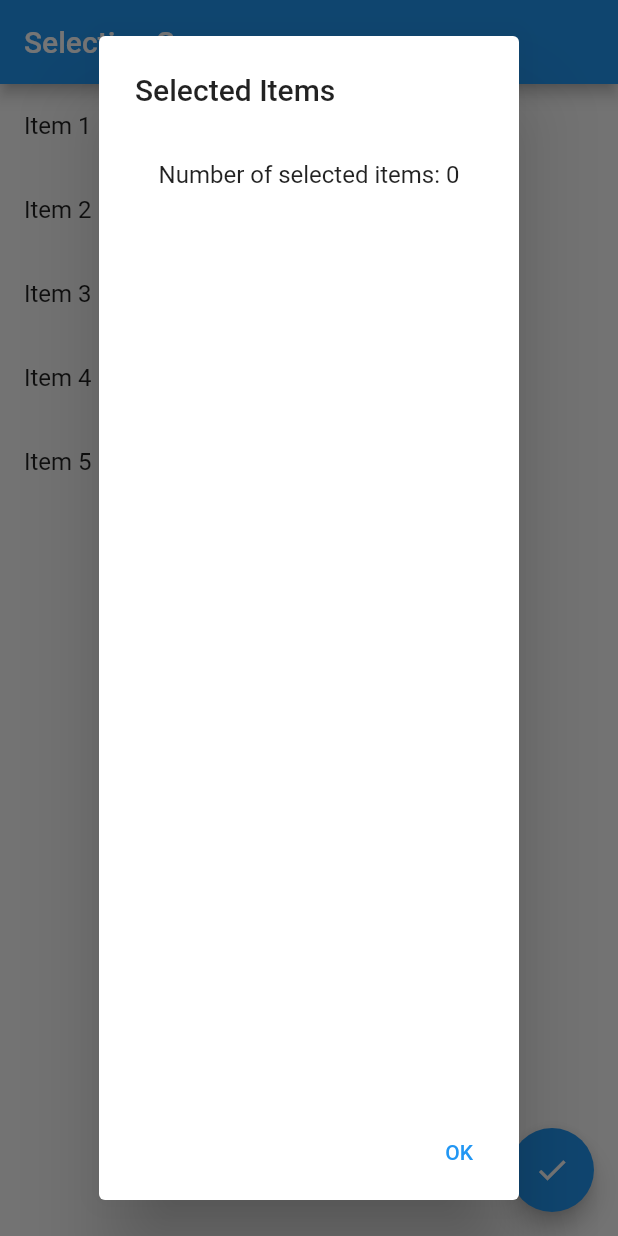
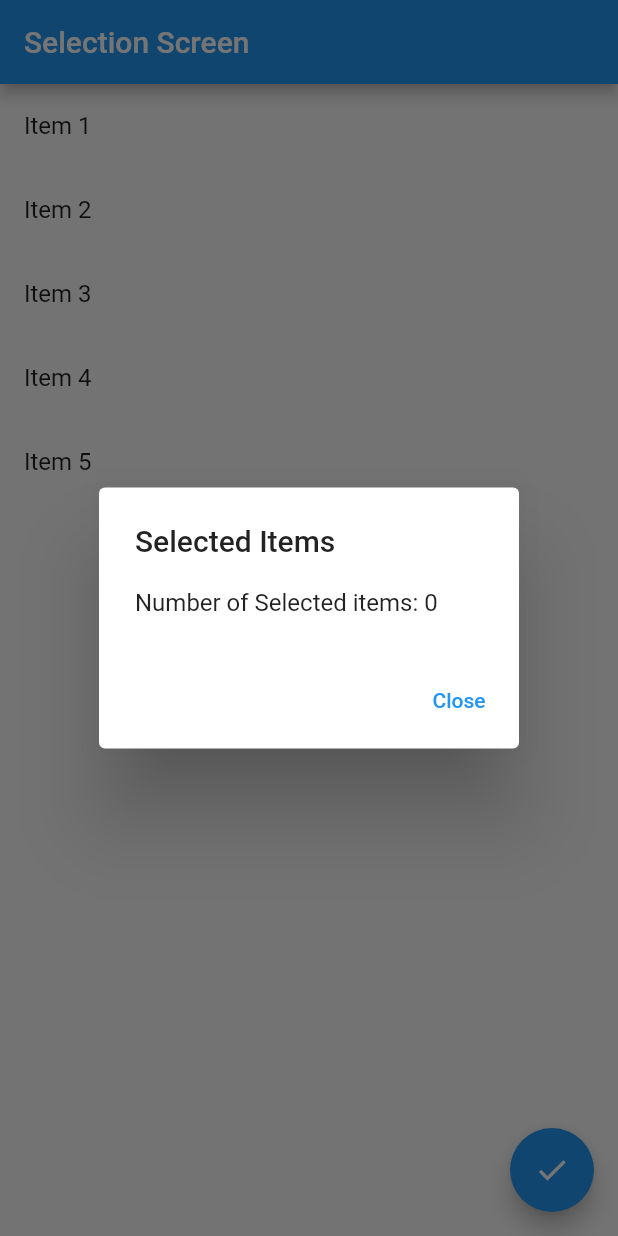
Before and after one commit to jannatous/ostad_submissionn, a Flutter app: the screen it shows after launch, after a tap on the "check" icon, on a phone screen of 412 x 824 dp. Run offline on Flutter 3.47's test engine with Material 2 defaults, Android fonts, the phone set to English and light mode, and no system bars.

Commit message:
LiveTest_10

```diff
--- a/lib/main.dart
+++ b/lib/main.dart
@@ -1,33 +1,44 @@
+import 'package:flutter/cupertino.dart';
 import 'package:flutter/material.dart';
 
-void main() {
+
+
+void main(){
   runApp(MyApp());
 }
 
 class MyApp extends StatelessWidget {
+  const MyApp({super.key});
+
   @override
   Widget build(BuildContext context) {
     return MaterialApp(
-      home: ItemSelectionScreen(),
+      home: MyHomePage(),
     );
   }
 }
 
-class ItemSelectionScreen extends StatefulWidget {
+
+
+class MyHomePage extends StatefulWidget {
   @override
-  _ItemSelectionScreenState createState() => _ItemSelectionScreenState();
+  _MyHomePage createState() => _MyHomePage();
 }
 
-class _ItemSelectionScreenState extends State<ItemSelectionScreen> {
-  List<Item> items = [
-    Item("Item 1", false),
-    Item("Item 2", false),
-    Item("Item 3", false),
-    Item("Item 4", false),
-    Item("Item 5", false),
-  ];
+class _MyHomePage extends State<MyHomePage> {
 
-  int selectedCount = 0;
+  List<String> items = ['Item 1', 'Item 2', 'Item 3', 'Item 4', 'Item 5'];
+  List<bool> isSelected = List.generate(5, (index) => false);
+
+  int selectedCount() {
+    int count = 0;
+    for (bool selected in isSelected) {
+      if (selected) {
+        count++;
+      }
+    }
+    return count;
+  }
 
   @override
   Widget build(BuildContext context) {
@@ -39,42 +50,29 @@ class _ItemSelectionScreenState extends State<ItemSelectionScreen> {
         itemCount: items.length,
         itemBuilder: (context, index) {
           return ListTile(
-            title: Text(items[index].name),
-            tileColor: items[index].isSelected ? Colors.blue : null,
+            title: Text(items[index]),
             onTap: () {
-              setState(() {
-                items[index].isSelected = !items[index].isSelected;
-                if (items[index].isSelected) {
-                  selectedCount++;
-                } else {
-                  selectedCount--;
-                }
-              });
+              ColorChange(index);
             },
+            tileColor: isSelected[index] ? Colors.blue : null,
           );
         },
       ),
       floatingActionButton: FloatingActionButton(
         onPressed: () {
+          int selectedItemCount = selectedCount();
           showDialog(
             context: context,
             builder: (context) {
               return AlertDialog(
                 title: Text('Selected Items'),
-                content: Column(
-                  children: [
-                    for (var item in items)
-                      if (item.isSelected) Text(item.name),
-                    SizedBox(height: 16),
-                    Text('Number of selected items: $selectedCount'),
-                  ],
-                ),
+                content: Text('Number of Selected items: $selectedItemCount'),
                 actions: [
                   TextButton(
                     onPressed: () {
                       Navigator.of(context).pop();
                     },
-                    child: Text('OK'),
+                    child: Text('Close'),
                   ),
                 ],
               );
@@ -85,11 +83,10 @@ class _ItemSelectionScreenState extends State<ItemSelectionScreen> {
       ),
     );
   }
+
+  void ColorChange(int index) {
+    setState(() {
+      isSelected[index] = !isSelected[index];
+    });
+  }
 }
-
-class Item {
-  final String name;
-  bool isSelected;
-
-  Item(this.name, this.isSelected);
-}
```
